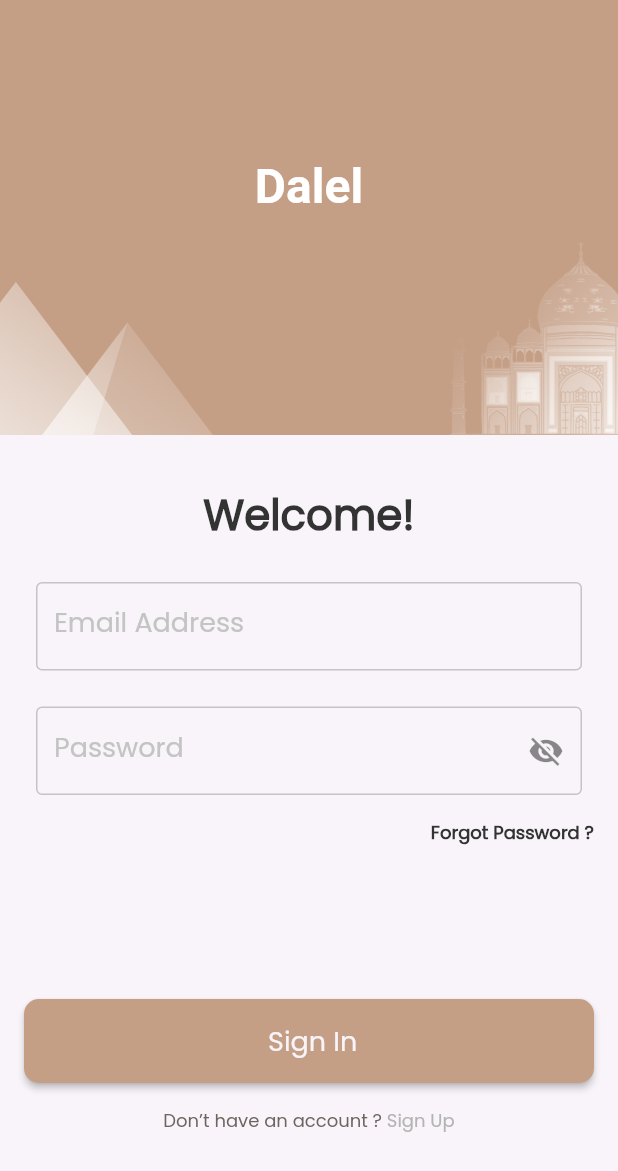
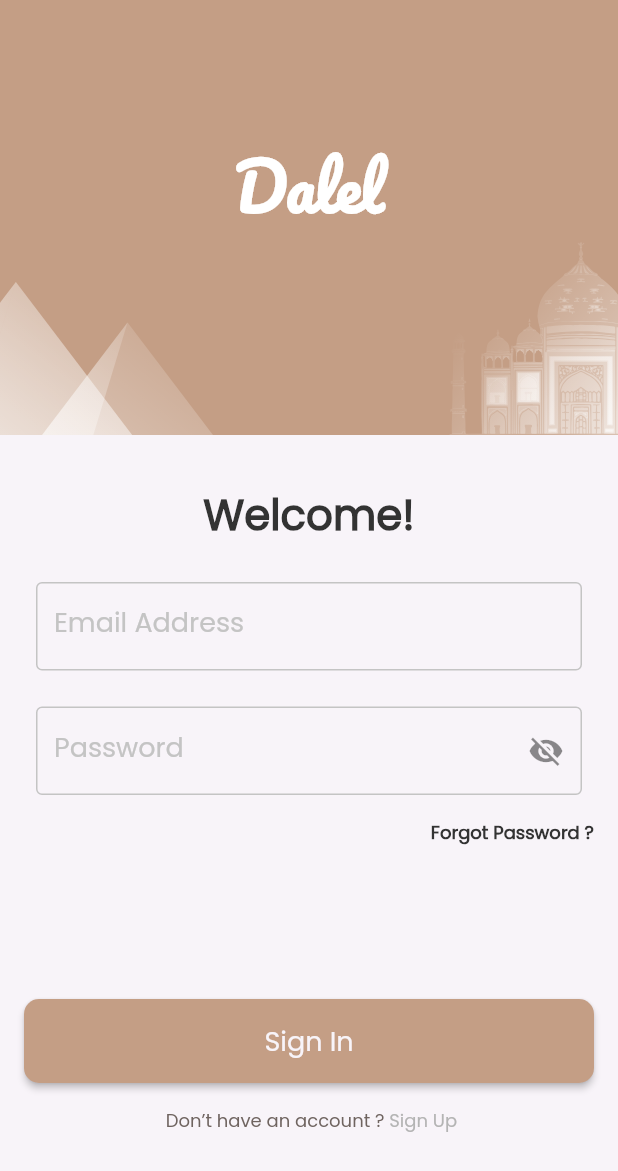
Before and after one commit to amrnooour/dalel, a Flutter app: the SignInView screen opened by its route, on a phone screen of 412 x 824 dp. Shown: the top 1171 px of the screen. Run offline on Flutter 3.47's test engine with Material 2 defaults, Android fonts, the phone set to English and light mode, and no system bars; our stand-ins replace cloud_firestore, firebase_auth, firebase_core, flutter_bloc, flutter_svg, fluttertoast and 4 more; accounts and stored records are empty; generated files the repository leaves out were written again; Roboto replaces fonts that are missing (Saira).

Commit message:
finished auth.

```diff
--- a/lib/core/routes/app_router.dart
+++ b/lib/core/routes/app_router.dart
@@ -1,4 +1,5 @@
 import 'package:dalel/features/auth/presentation/auth_cubit/auth_cubit.dart';
+import 'package:dalel/features/auth/presentation/views/forgot_password_view.dart';
 import 'package:dalel/features/auth/presentation/views/sign_in_view.dart';
 import 'package:dalel/features/splash/splash.dart';
 import 'package:flutter_bloc/flutter_bloc.dart';
@@ -29,4 +30,9 @@ final GoRouter router =GoRouter(routes: [
   GoRoute(path: "/home",
     builder: (context,state) => const HomeView(),
   ),
+  GoRoute(path: "/forgotPassword",
+    builder: (context,state) => BlocProvider(
+        create: (context) => AuthCubit(),
+        child: const ForgotPasswordView()),
+  ),
 ]);
--- a/lib/core/utils/app_strings.dart
+++ b/lib/core/utils/app_strings.dart
@@ -23,10 +23,11 @@ abstract class AppStrings {
       iHaveAgreeToOur = "I have agree to our ",
       termsAndCondition = "Terms and Condition",
       signUp = "Sign Up",
-      signIn = " Sign In",
+      signIn = "Sign In",
       alreadyHaveAnAccount = "Already have an account ? ",
-      dontHaveAnAccount = "Don’t have an account ? ",
+      dontHaveAnAccount = " Don’t have an account ? ",
       forgotPassword = "Forgot Password ?",
+      sendVerificationCode = "sendVerificationCode",
   //!Home Strings
       recommendations = "Recommendations",
       about = "About",
--- a/lib/core/utils/app_text_styles.dart
+++ b/lib/core/utils/app_text_styles.dart
@@ -63,9 +63,9 @@ abstract class CustomTextStyles {
     fontFamily: "Poppins",
   );
   static final saira700style32 = TextStyle(
-    fontSize: 32,
-    fontWeight: FontWeight.w700,
+    fontSize: 42,
+    fontWeight: FontWeight.bold,
     color: Colors.white,
-    fontFamily: "Saira",
+    fontFamily: "Pacifico",
   );
 }
--- a/lib/features/auth/presentation/auth_cubit/auth_state.dart
+++ b/lib/features/auth/presentation/auth_cubit/auth_state.dart
@@ -14,3 +14,9 @@ final class SigninFailureState extends AuthState{
   final String errorMessage;
   SigninFailureState(this.errorMessage);
 }
+final class ResetPasswordLoadingState extends AuthState{}
+final class ResetPasswordSuccessState extends AuthState{}
+final class ResetPasswordFailureState extends AuthState{
+  final String errorMessage;
+  ResetPasswordFailureState(this.errorMessage);
+}
--- a/lib/features/auth/presentation/widgets/custom_signin_form.dart
+++ b/lib/features/auth/presentation/widgets/custom_signin_form.dart
@@ -1,10 +1,9 @@
 import 'package:dalel/features/auth/presentation/auth_cubit/auth_cubit.dart';
 import 'package:dalel/features/auth/presentation/auth_cubit/auth_state.dart';
-import 'package:dalel/features/auth/presentation/widgets/forgot_password.dart';
+import 'package:dalel/features/auth/presentation/widgets/forgot_password_widget.dart';
 import 'package:firebase_auth/firebase_auth.dart';
 import 'package:flutter/material.dart';
 import 'package:flutter_bloc/flutter_bloc.dart';
-
 import '../../../../core/functions/custom_toast.dart';
 import '../../../../core/functions/navigation.dart';
 import '../../../../core/utils/app_colors.dart';
@@ -43,14 +42,14 @@ class CustomSigninForm extends StatelessWidget {
                   labelText: AppStrings.password,obscureText: authCubit.isObscure,onChanged: (password){
                   authCubit.password = password;
                 },),
-                SizedBox(height: 16,),
-                ForgotPassword(),
+                const SizedBox(height: 16,),
+                const ForgotPasswordWidget(),
                 const SizedBox(height: 102,),
                 state is SigninLoadingState ? CircularProgressIndicator(color: AppColors.primaryColor,) :
                 CustomButton(
-                    text: AppStrings.signIn,onPressed: (){
+                    text: AppStrings.signIn,onPressed: ()async{
                     if(authCubit.signinFormKey.currentState!.validate()){
-                      authCubit.signInWithEmailAndPassword();
+                      await authCubit.signInWithEmailAndPassword();
                     }
                 }),
               ],
--- a/lib/features/auth/presentation/widgets/custom_signup_form.dart
+++ b/lib/features/auth/presentation/widgets/custom_signup_form.dart
@@ -52,10 +52,10 @@ class CustomSignUpForm extends StatelessWidget {
             state is SignupLoadingState ? CircularProgressIndicator(color: AppColors.primaryColor,) :
             CustomButton(
                 color: authCubit.termsAndConditionCheckBoxValue == false? AppColors.grey : null,
-                text: AppStrings.signUp,onPressed: (){
+                text: AppStrings.signUp,onPressed: ()async{
               if(authCubit.termsAndConditionCheckBoxValue == true){
               if(authCubit.signupFormKey.currentState!.validate()){
-              authCubit.signUpWithEmailAndPassword();
+              await authCubit.signUpWithEmailAndPassword();
               }
               }
               }),
--- a/lib/features/auth/presentation/widgets/forgot_password.dart
+++ b/lib/features/auth/presentation/widgets/forgot_password_widget.dart
@@ -3,14 +3,14 @@ import 'package:dalel/core/utils/app_strings.dart';
 import 'package:dalel/core/utils/app_text_styles.dart';
 import 'package:flutter/material.dart';
 
-class ForgotPassword extends StatelessWidget {
-  const ForgotPassword({Key? key}) : super(key: key);
+class ForgotPasswordWidget extends StatelessWidget {
+  const ForgotPasswordWidget({Key? key}) : super(key: key);
 
   @override
   Widget build(BuildContext context) {
     return GestureDetector(
       onTap: (){
-        customReplacementNavigate(context, "");
+        customReplacementNavigate(context,"/forgotPassword");
       },
       child: Align(
           alignment: Alignment.centerRight,
--- a/lib/features/auth/presentation/widgets/welcome_banner.dart
+++ b/lib/features/auth/presentation/widgets/welcome_banner.dart
@@ -17,7 +17,6 @@ class WelcomeBanner extends StatelessWidget {
         mainAxisAlignment: MainAxisAlignment.end,
         children: [
           Text(AppStrings.appName,style : CustomTextStyles.saira700style32,),
-          SizedBox(height: 18,),
           Row(
             mainAxisAlignment: MainAxisAlignment.spaceBetween,
             crossAxisAlignment: CrossAxisAlignment.end,
--- a/pubspec.yaml
+++ b/pubspec.yaml
@@ -45,6 +45,8 @@ dependencies:
   firebase_auth: ^4.16.0
   fluttertoast: ^8.2.4
   flutter_svg: ^2.0.9
+  cloud_firestore: ^4.0.0
+
 
 
 
```
Also changed, not shown: lib/features/auth/presentation/auth_cubit/auth_cubit.dart (+26 -6 lines), lib/features/auth/presentation/views/forgot_password_view.dart (added, +29 -0 lines), lib/features/auth/presentation/widgets/custom_forgot_password_form.dart (added, +52 -0 lines), lib/features/auth/presentation/widgets/forgot_password_sub_title.dart (added, +17 -0 lines), pubspec.lock, 1 other file.
